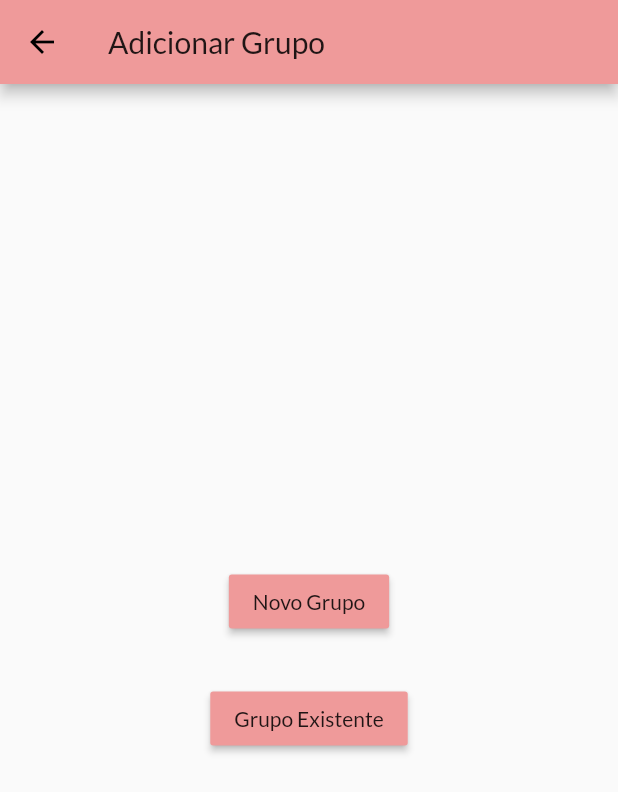
After one commit to lucasbiancogs/groupExpenses, a Flutter app: the GroupFormScreen screen opened by its route, on a phone screen of 412 x 824 dp. The commit adds this screen. Shown: the top 792 px of the screen. Run offline on Flutter 3.47's test engine with Material 2 defaults, Android fonts, the phone set to English and light mode, and no system bars; our stand-ins replace flutter_masked_text, pie_chart, shared_preferences; accounts and stored records are empty.

Commit message:
Adding group form screen

```diff
--- a/lib/components/transaction_form.dart
+++ b/lib/components/transaction_form.dart
@@ -1,8 +1,6 @@
 import 'package:flutter/material.dart';
-import 'package:provider/provider.dart';
 import 'package:flutter_masked_text/flutter_masked_text.dart';
 
-import '../providers/auth.dart';
 import '../providers/group.dart';
 
 class TransactionForm extends StatefulWidget {
--- a/lib/main.dart
+++ b/lib/main.dart
@@ -9,6 +9,7 @@ import 'screens/auth_screen.dart';
 import 'screens/group_screen.dart';
 import 'screens/user_screen.dart';
 import 'screens/transaction_list_screen.dart';
+import 'screens/group_form.dart';
 
 
 void main() => runApp(GroupExpenses());
@@ -40,6 +41,7 @@ class GroupExpenses extends StatelessWidget {
           AppRoutes.GROUP_SCREEN: (ctx) => GroupScreen(),
           AppRoutes.USER_SCREEN: (ctx) => UserScreen(),
           AppRoutes.TRANSACTION_LIST_SCREEN: (ctx) => TransactionListScreen(),
+          AppRoutes.GROUP_FORM_SCREEN: (ctx) => GroupFormScreen(),
         },
       ),
     );
--- a/lib/screens/auth_or_home.dart
+++ b/lib/screens/auth_or_home.dart
@@ -23,7 +23,7 @@ class AuthOrHome extends StatelessWidget {
           );
         } else if (snapshot.error != null) {
           return Center(
-            child: Text('Ops. Ocorreu um erro na aplicação'),
+            child: Text('Ops. Ocorreu um erro na aplicação.'),
           );
         } else {
           return auth.isAuth ? AuthenticatedUserScreen() : AuthScreen();
--- /dev/null
+++ b/lib/screens/group_form.dart
@@ -0,0 +1,40 @@
+import 'package:flutter/material.dart';
+
+class GroupFormScreen extends StatefulWidget {
+  @override
+  _GroupFormScreenState createState() => _GroupFormScreenState();
+}
+
+class _GroupFormScreenState extends State<GroupFormScreen> {
+
+
+
+  @override
+  Widget build(BuildContext context) {
+    return Scaffold(
+      appBar: AppBar(
+        title: Text('Adicionar Grupo'),
+      ),
+      body: Container(
+        width: double.infinity,
+        child: Column(
+          crossAxisAlignment: CrossAxisAlignment.center,
+          mainAxisAlignment: MainAxisAlignment.center,
+          children: [
+            RaisedButton(
+              color: Theme.of(context).primaryColor,
+              child: Text('Novo Grupo'),
+              onPressed: () {},
+            ),
+            SizedBox(height: 30),
+            RaisedButton(
+              color: Theme.of(context).primaryColor,
+              child: Text('Grupo Existente'),
+              onPressed: () {},
+            ),
+          ],
+        ),
+      ),
+    );
+  }
+}
--- a/lib/screens/group_screen.dart
+++ b/lib/screens/group_screen.dart
@@ -29,6 +29,9 @@ class GroupScreen extends StatelessWidget {
       child: Scaffold(
       appBar: AppBar(
         title: Text(group.name),
+        actions: [
+          IconButton(icon: Icon(Icons.send), onPressed: () {})
+        ],
       ),
       body: Container(
         width: double.infinity,
--- a/lib/screens/user_screen.dart
+++ b/lib/screens/user_screen.dart
@@ -13,7 +13,7 @@ class UserScreen extends StatelessWidget {
       value: user,
       child: Scaffold(
         appBar: AppBar(
-          title: Text('Usuário ${user.name}'),
+          title: Text(user.name),
         ),
         body: Container(
           width: double.infinity,
--- a/lib/utils/app_routes.dart
+++ b/lib/utils/app_routes.dart
@@ -4,4 +4,5 @@ class AppRoutes {
   static const GROUP_SCREEN = '/group-screen';
   static const USER_SCREEN = '/user-screen';
   static const TRANSACTION_LIST_SCREEN = '/transaction-list-screen';
+  static const GROUP_FORM_SCREEN = '/group-form-screen';
 }
```
Also changed, not shown: lib/components/app_drawer.dart (+10 -6 lines).
